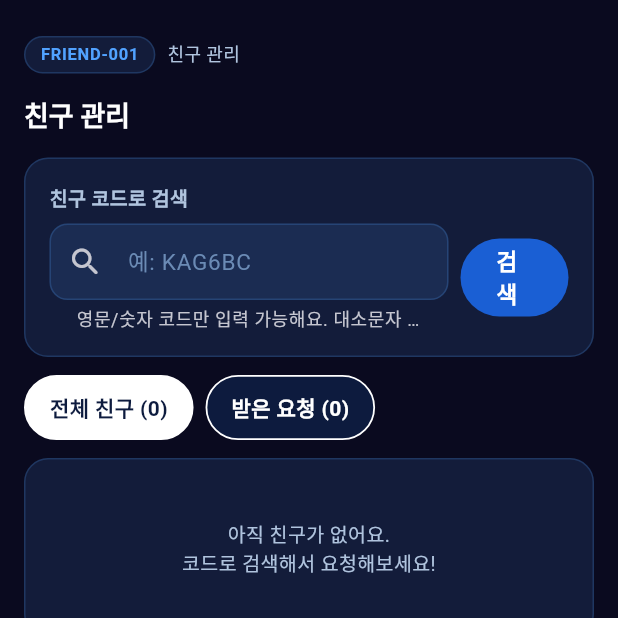
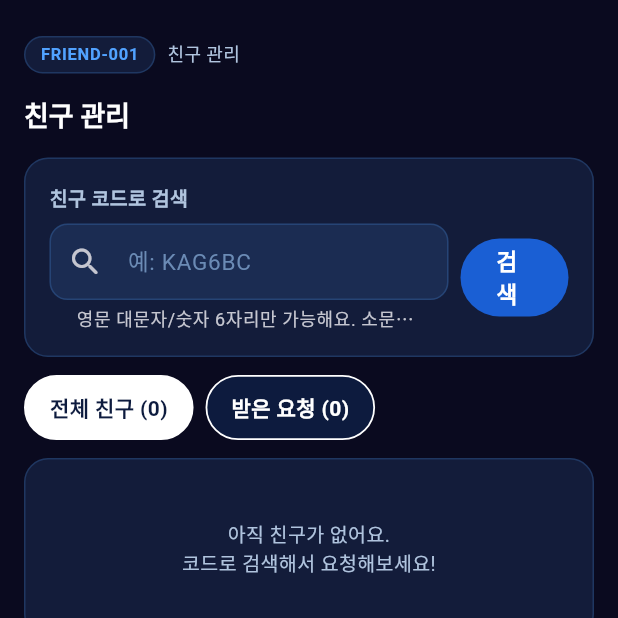
Before and after one commit to bellca225/stellara, a Flutter app: the FriendScreen screen opened directly, after a tap on "검색", on a phone screen of 412 x 824 dp, the top half of it. Run offline on Flutter 3.47's test engine with Material 3 defaults, Android fonts, the phone set to English and light mode, and no system bars; our stand-ins replace cloud_firestore, dio, firebase_auth, firebase_core, flutter_dotenv, flutter_riverpod and 3 more; accounts and stored records are empty; statements that could not run were skipped.

Commit message:
Restore fixed-format friend code search

```diff
--- a/lib/features/friends/presentation/friend_screen.dart
+++ b/lib/features/friends/presentation/friend_screen.dart
@@ -36,8 +36,15 @@ class _FriendScreenState extends ConsumerState<FriendScreen> {
 
   // ── 친구 코드 검색 ──────────────────────────────────────────────
   Future<void> _search() async {
-    final code = _searchController.text.trim();
+    final code = _searchController.text.trim().toUpperCase();
     if (code.isEmpty) return;
+    if (code.length != 6) {
+      setState(() {
+        _searchResult = null;
+        _searchError = '친구 코드는 영문 대문자/숫자 6자리예요.';
+      });
+      return;
+    }
 
     final myUid = ref.read(currentUserProvider)?.uid;
 
@@ -245,16 +252,17 @@ class _FriendScreenState extends ConsumerState<FriendScreen> {
                         child: TextField(
                           controller: _searchController,
                           keyboardType: TextInputType.visiblePassword,
-                          textCapitalization: TextCapitalization.none,
+                          textCapitalization: TextCapitalization.characters,
                           autocorrect: false,
                           enableSuggestions: false,
+                          maxLength: 6,
                           inputFormatters: <TextInputFormatter>[
                             FriendCodeTextFormatter(),
                           ],
                           decoration: const InputDecoration(
                             hintText: '예: KAG6BC',
                             helperText:
-                                '영문/숫자 코드만 입력 가능해요. 대소문자 구분 없이 검색돼요.',
+                                '영문 대문자/숫자 6자리만 가능해요. 소문자는 자동으로 대문자로 바뀌어요.',
                             counterText: '',
                             prefixIcon: Icon(Icons.search_rounded),
                           ),
```
Also changed, not shown: lib/core/input/app_input_formatters.dart (+4 -4 lines), lib/features/friends/data/friend_repository.dart (+10 -15 lines).
